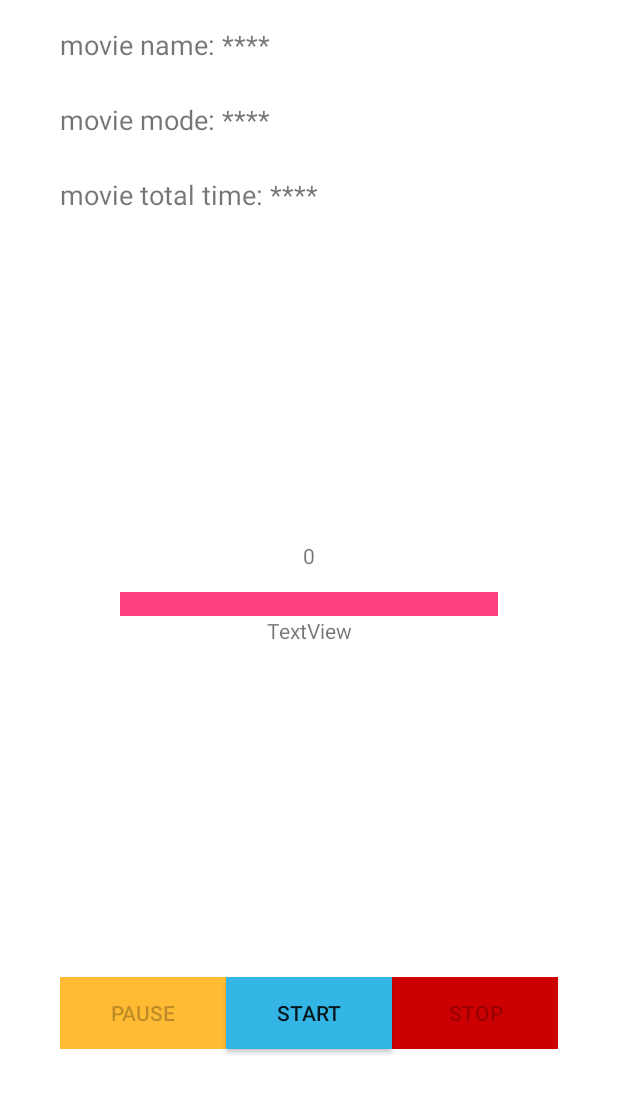
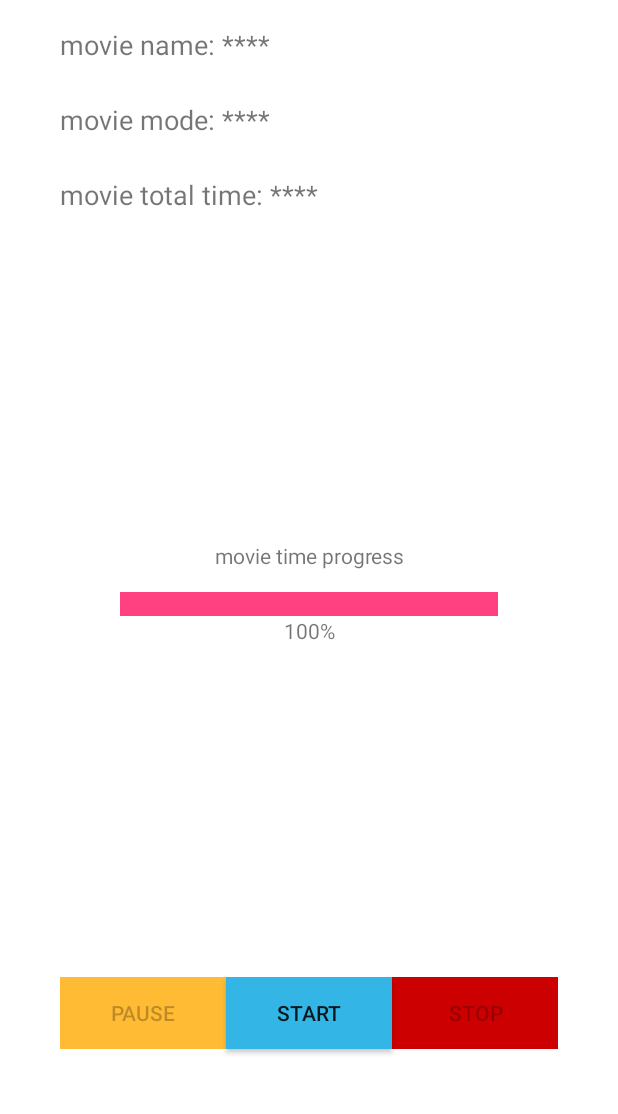
Before and after one commit to qasemSa/movie_time_project, an Android app: the screen it shows after launch (AndroidMobilePushApp), on a phone screen of 412 x 824 dp, the part 113-1227 px from its top. Run offline under Robolectric (Android 15) with nearby library versions, the light colour scheme and no system bars; libraries missing offline, so code that uses them is left out: com.amazonaws.auth, com.amazonaws.regions, com.amazonaws.services, com.google.android.gms; 2 statements that could not run were skipped.

Commit message:
added loading bar

```diff
--- a/let-s-watch-a-movie-master/app/src/main/java/com/aws/bakero/app/AndroidMobilePushApp.java
+++ b/let-s-watch-a-movie-master/app/src/main/java/com/aws/bakero/app/AndroidMobilePushApp.java
@@ -16,58 +16,38 @@
 package com.aws.bakero.app;
 
 import android.app.Activity;
-import android.app.NotificationManager;
 import android.content.Context;
 import android.content.Intent;
 import android.content.SharedPreferences;
-import android.icu.text.TimeZoneFormat;
-import android.media.AudioManager;
 import android.os.AsyncTask;
 import android.os.Bundle;
-import android.os.Handler;
-import android.preference.PreferenceManager;
-import android.text.method.ScrollingMovementMethod;
 import android.util.Log;
-import android.view.Menu;
-import android.view.MenuItem;
 import android.view.View;
 import android.view.animation.AccelerateDecelerateInterpolator;
 import android.widget.Button;
-import android.widget.FrameLayout;
 import android.widget.ImageButton;
 import android.widget.LinearLayout;
 import android.widget.ProgressBar;
 import android.widget.RadioButton;
 import android.widget.RadioGroup;
-import android.widget.TableLayout;
 import android.widget.TextView;
 import android.widget.Toast;
-
-import com.amazonaws.ClientConfiguration;
 import com.amazonaws.auth.AWSCredentials;
 import com.amazonaws.auth.BasicAWSCredentials;
-import com.amazonaws.http.AmazonHttpClient;
 import com.amazonaws.regions.Region;
 import com.amazonaws.regions.Regions;
-import com.amazonaws.services.cognitoidentity.AmazonCognitoIdentity;
-import com.amazonaws.services.iot.AWSIotClient;
 import com.amazonaws.services.iot.client.AWSIotException;
 import com.amazonaws.services.iot.client.AWSIotMqttClient;
 import com.amazonaws.services.iot.client.AWSIotTopic;
-import com.amazonaws.services.iot.client.sample.sampleUtil.SampleUtil;
-import com.amazonaws.services.iot.model.UpdateThingRequest;
-import com.amazonaws.services.iotdata.AWSIotDataClient;
 import com.amazonaws.services.sns.AmazonSNSClient;
 import com.amazonaws.services.sns.model.CreatePlatformEndpointRequest;
 import com.amazonaws.services.sns.model.CreatePlatformEndpointResult;
-import com.fasterxml.jackson.annotation.JsonManagedReference;
 import com.google.android.gms.gcm.GoogleCloudMessaging;
 
 
 import org.json.JSONException;
 import org.json.JSONObject;
 
-import java.io.BufferedReader;
 import java.io.IOException;
 import java.text.DateFormat;
 import java.text.SimpleDateFormat;
@@ -85,8 +65,8 @@ public class AndroidMobilePushApp extends Activity {
     private static AndroidMobilePushApp ins;
     private int MovieTimeInSeconds;
     private ProgressBar mProgressBar;
-    private Handler handler = new Handler();
     Map<String, Integer> SittingsMap = new HashMap<String, Integer>();
+    static private TextView periodTextView;
     public static AndroidMobilePushApp getIns(){
         return ins;
     }
@@ -97,11 +77,6 @@ public class AndroidMobilePushApp extends Activity {
             }
         });
     }
-    private static int progress;
-    private static int period;
-    private int periodStatus;
-    private ProgressBar progressBar;
-    private int progressStatus = 0;
     private void initialization(){
         if(prefs.getString("movie_mode","****").equals("stopped")){
             RadioGroup colorRG = (RadioGroup) findViewById(R.id.colorRG);
@@ -111,12 +86,26 @@ public class AndroidMobilePushApp extends Activity {
                 colorRG.getChildAt(i).setEnabled(false);
                 brightnessRG.getChildAt(i).setEnabled(false);
             }
-            MovieDetails.setVisibility(View.INVISIBLE);
             String[] DateString = prefs.getString("gmt_time","0:0:0").split(":");
-            Date d1 = new Date(0,0,0,Integer.parseInt(DateString[0]),Integer.parseInt(DateString[1])
-                    ,Integer.parseInt(DateString[2]));
-            Date d2 = new Date(0,0,0,0,0,0);
+            ProgressBar PBar = (ProgressBar) findViewById(R.id.progressBar2);
+            PBar.setVisibility(View.INVISIBLE);
+            TextView TBar = (TextView) findViewById(R.id.textView2);
+            TBar.setVisibility(View.INVISIBLE);
+            TextView TitleBar =(TextView) findViewById(R.id.textView);
+            TitleBar.setVisibility(View.INVISIBLE);
+            TextView MovieModeText=(TextView) findViewById(R.id.movie_mode);
+            TextView MovieNameText=(TextView) findViewById(R.id.movie_name);
+            TextView MovieTotalTime=(TextView) findViewById(R.id.movie_total_time);
+            MovieModeText.setText("movie name: " + prefs.getInt("period",0));
+            MovieNameText.setText("movie mode: ");
+            MovieTotalTime.setText("movie total time: ");
         }else{
+            ProgressBar PBar = (ProgressBar) findViewById(R.id.progressBar2);
+            PBar.setVisibility(View.VISIBLE);
+            TextView TBar = (TextView) findViewById(R.id.textView2);
+            TBar.setVisibility(View.VISIBLE);
+            TextView TitleBar =(TextView) findViewById(R.id.textView);
+            TitleBar.setVisibility(View.VISIBLE);
             RadioGroup colorRG = (RadioGroup) findViewById(R.id.colorRG);
             RadioGroup brightnessRG = (RadioGroup) findViewById(R.id.brightnessRG);
             LinearLayout MovieDetails = (LinearLayout) findViewById(R.id.movie_details);
@@ -170,23 +159,25 @@ public class AndroidMobilePushApp extends Activity {
             StartButton.setEnabled(true);
             PlayButton.setEnabled(false);
         }
-        mProgressBar = (ProgressBar) findViewById(R.id.progressBar2);
-        mProgressBar.setScaleY(4f);
-        mProgressBar.setMax(200);
         new Thread(new Runnable() {
             public void run() {
                 do  {//!prefs.getString("movie_mode","****").equals("stopped")
-                    periodStatus = doSomeWork();
-                    handler.post(new Runnable() {
+                    int x = doSomeWork();
+                    mProgressBar.setProgress(x);
+                    runOnUiThread(new Runnable() {
                         @Override
                         public void run() {
-                            mProgressBar.setProgress(periodStatus);
+                            periodTextView.setText(Integer.toString(
+                                    mProgressBar.getProgress()*100/mProgressBar.getMax())+"%");
                         }
                     });
-                } while((mProgressBar.getProgress() != mProgressBar.getMax()) && prefs.getString("movie_mode","****").equals("playing"));
+
+                } while((mProgressBar.getProgress() != mProgressBar.getMax()) &&
+                        prefs.getString("movie_mode","****").equals("playing") );
 
             }
             private int doSomeWork() {
+                int x=0;
                 try {
                     // ---simulate doing some work---
                     Calendar cal = Calendar.getInstance(TimeZone.getTimeZone("GMT"));
@@ -194,20 +185,21 @@ public class AndroidMobilePushApp extends Activity {
                     DateFormat date = new SimpleDateFormat("yyy:MM:dd:HH:mm:ss");
                     date.setTimeZone(TimeZone.getTimeZone("GMT"));
                     String localTime = date.format(currentLocalTime);
-                    period = prefs.getInt("period", 0) + between_date(localTime,
+                    x = prefs.getInt("period", 0) + between_date(localTime,
                             prefs.getString("gmt_time", "0:0:0:0:0:0"));
-                    if (period >= MovieTimeInSeconds) {
-                        progress = mProgressBar.getMax();
+                    if (x >= MovieTimeInSeconds) {
+                        x = mProgressBar.getMax();
                     } else {
-                        progress = (mProgressBar.getMax() * period) / MovieTimeInSeconds;
+                        x = (mProgressBar.getMax() * x) / MovieTimeInSeconds;
                     }
-                    Thread.sleep(50);
+                    Thread.sleep(200);
                 } catch (InterruptedException e) {
                     e.printStackTrace();
                 }
-                return progress;
+                return x;
             }
         }).start();
+        findViewById(R.id.loadingPanel).setVisibility(View.GONE);
     }
 
 
@@ -334,9 +326,6 @@ public class AndroidMobilePushApp extends Activity {
         SittingsMap.put("Yellow", R.id.YellowRB);
         prefs = getSharedPreferences("myPrefs", Context.MODE_PRIVATE);
         editor = prefs.edit();
-        editor.putBoolean("isOpen", true);
-        editor.commit();
-
         setContentView(R.layout.activity_main);
 
         registerPhone();
@@ -377,92 +366,50 @@ public class AndroidMobilePushApp extends Activity {
             }
         });
         initialization();
+        mProgressBar = (ProgressBar) findViewById(R.id.progressBar2);
+        mProgressBar.setScaleY(4f);
+        mProgressBar.setMax(200);
+        periodTextView =(TextView) findViewById(R.id.textView2);
         final Button PlayButton = (Button) findViewById(R.id.buttonPlayPause);
+        final Button StartButton = (Button) findViewById(R.id.buttonStart);
+        final Button StopButton = (Button) findViewById(R.id.buttonStop);
         PlayButton.setOnClickListener(new View.OnClickListener() {
             @Override
             public void onClick(View view) {
+                findViewById(R.id.loadingPanel).setVisibility(View.VISIBLE);
                 if (PlayButton.getText().equals("Play")) {
-                    PlayButton.setBackgroundColor(0xffffbb33);
                     send_status_to_pi("", -1, "play", "movie");
-                    PlayButton.setText("Pause");
                 } else {
-                    PlayButton.setBackgroundColor(0xff99cc00);
                     send_status_to_pi("", -1, "pause", "movie");
-                    PlayButton.setText("Play");
                 }
+                PlayButton.setEnabled(false);
+                StartButton.setEnabled(false);
+                StopButton.setEnabled(false);
             }
         });
-        final Button StartButton = (Button) findViewById(R.id.buttonStart);
         StartButton.setOnClickListener(new View.OnClickListener() {
             @Override
             public void onClick(View view) {
+                findViewById(R.id.loadingPanel).setVisibility(View.VISIBLE);
                 send_status_to_pi("", -1, "start", "movie");
+                PlayButton.setEnabled(false);
                 StartButton.setEnabled(false);
-                final Button PlayButton = (Button) findViewById(R.id.buttonPlayPause);
-                PlayButton.setEnabled(true);
-                final Button StopButton = (Button) findViewById(R.id.buttonStop);
-                StopButton.setEnabled(true);
+                StopButton.setEnabled(false);
             }
         });
-        final Button StopButton = (Button) findViewById(R.id.buttonStop);
         StopButton.setOnClickListener(new View.OnClickListener() {
             @Override
             public void onClick(View view) {
+                findViewById(R.id.loadingPanel).setVisibility(View.VISIBLE);
                 send_status_to_pi("", -1, "stop", "movie");
+                PlayButton.setEnabled(false);
+                StartButton.setEnabled(false);
                 StopButton.setEnabled(false);
-                final Button PlayButton = (Button) findViewById(R.id.buttonPlayPause);
-                PlayButton.setBackgroundColor(0xffffbb33);
-                PlayButton.setText("Pause");
-                PlayButton.setEnabled(false);
-                final Button StartButton = (Button) findViewById(R.id.buttonStart);
-                StartButton.setEnabled(true);
             }
         });
-
-        String[] DateString = prefs.getString("movie_total_time", "0:0:0").split(":");
-        Date d1 = new Date(0, 0, 0, Integer.parseInt(DateString[0]), Integer.parseInt(DateString[1])
-                , Integer.parseInt(DateString[2]));
-        Date d2 = new Date(0, 0, 0, 0, 0, 0);
-        MovieTimeInSeconds = between_date("0:0:0:" + prefs.getString("movie_total_time", "0:0:0")
-                , "0:0:0:0:0:0");
-
-
-        Calendar cal2 = Calendar.getInstance(TimeZone.getTimeZone("GMT"));
-        String[] newDateString = prefs.getString("gmt_time", "0:0:0:0:0:0").split(":");
-        cal2.set(Integer.parseInt(newDateString[0]),
-                Integer.parseInt(newDateString[1]), Integer.parseInt(newDateString[2]),
-                Integer.parseInt(newDateString[3]), Integer.parseInt(newDateString[4]),
-                Integer.parseInt(newDateString[5]));
-        Date date2 = cal2.getTime();
-
-        Calendar cal = Calendar.getInstance(TimeZone.getTimeZone("GMT"));
-        Date currentLocalTime = cal.getTime();
-        DateFormat date = new SimpleDateFormat("yyy:MM:dd:HH:mm:ss");
-        date.setTimeZone(TimeZone.getTimeZone("GMT"));
-        String localTime = date.format(currentLocalTime);
-
-
-        TextView textV = (TextView) findViewById(R.id.textView);
-        textV.setText(Integer.toString(between_date(localTime,
-                prefs.getString("gmt_time", "0:0:0:0:0:0"))));
-        textV.setText("");
-        textV.setText(Integer.toString(MovieTimeInSeconds));
-
-
-        /*
-{
-  "IP": "213.57.109.18",
-  "movie_mode": "playing",
-  "movie_name": "game of thrones",
-  "movie_total_time": "0:2:20",
-  "color": "White",
-  "brightness": 5,
-  "gmt_time": "2017:8:27:11:44",
-  "current_movie_time": "0:0:0",
-  "yeeLight_sittings_changed": 0,
-}
-    */
-
+        findViewById(R.id.loadingPanel).setVisibility(View.GONE);
+        editor.putBoolean("isOpen", true);
+        editor.commit();
     }
     public void onDestroy(){
         super.onDestroy();
--- a/let-s-watch-a-movie-master/app/src/main/java/com/aws/bakero/app/ExternalReceiver.java
+++ b/let-s-watch-a-movie-master/app/src/main/java/com/aws/bakero/app/ExternalReceiver.java
@@ -64,7 +64,6 @@ public class ExternalReceiver extends BroadcastReceiver {
                     int period = Integer.parseInt(current_time[0])*3600 +
                             Integer.parseInt(current_time[1])*60 + Integer.parseInt(current_time[2]);
                     editor.putInt("period",period);
-                    editor.putInt("timer",period);
                 }
                 editor.putString("IP",IP);
                 editor.putString("movie_mode",MovieMode);
--- a/let-s-watch-a-movie-master/app/src/main/res/layout/activity_main.xml
+++ b/let-s-watch-a-movie-master/app/src/main/res/layout/activity_main.xml
@@ -97,7 +97,7 @@
                     android:layout_height="50dp"
                     android:layout_alignBottom="@+id/progressBar2"
                     android:gravity="center_horizontal"
-                    android:text="TextView" />
+                    android:text="movie time progress" />
 
                 <ProgressBar
                     android:id="@+id/progressBar2"
@@ -110,10 +110,23 @@
                 <TextView
                     android:id="@+id/textView2"
                     android:layout_width="match_parent"
-                    android:layout_height="50dp"
+                    android:layout_height="30dp"
                     android:layout_below="@+id/progressBar2"
                     android:gravity="center_horizontal"
                     android:text="TextView" />
+                <RelativeLayout
+                    android:id="@+id/loadingPanel"
+                    android:layout_width="match_parent"
+                    android:layout_height="match_parent"
+                    android:layout_below="@+id/textView2"
+                    android:gravity="center"
+                    android:visibility="gone">
+
+                    <ProgressBar
+                        android:layout_width="wrap_content"
+                        android:layout_height="wrap_content"
+                        android:indeterminate="true" />
+                </RelativeLayout>
 
             </RelativeLayout>
             <LinearLayout
```
